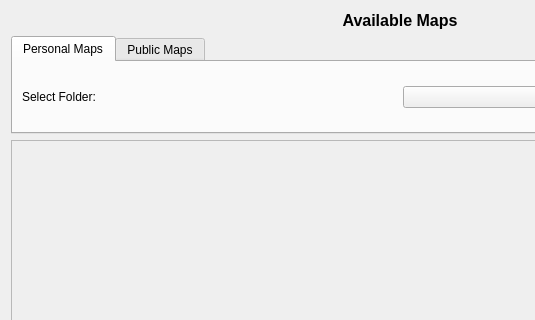
Old version of the form ui/GetMapDialog.ui in the repository maphub-co/maphub-qgis; both pictures show x 0 to 535 and y 0 to 320 of the 800 by 650 pixel window.
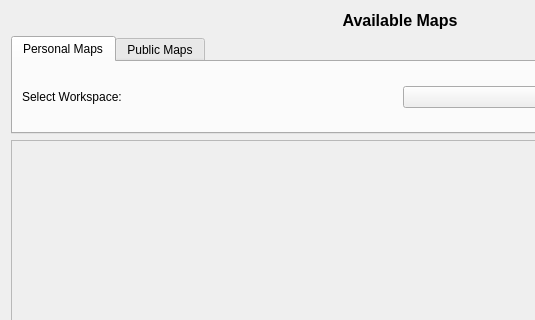
New version of the form.

Commit message: ✨ [uploadmapdialog] Add workspace-based folder navigation and selection

Patch:
```diff
--- a/ui/GetMapDialog.ui
+++ b/ui/GetMapDialog.ui
@@ -52,7 +52,7 @@
          <item>
           <widget class="QLabel" name="label_folder">
            <property name="text">
-            <string>Select Folder:</string>
+            <string>Select Workspace:</string>
            </property>
           </widget>
          </item>
```
Left out of the diff: 10 changed lines with no effect on the pictures. The commit also changes 3 other files.
